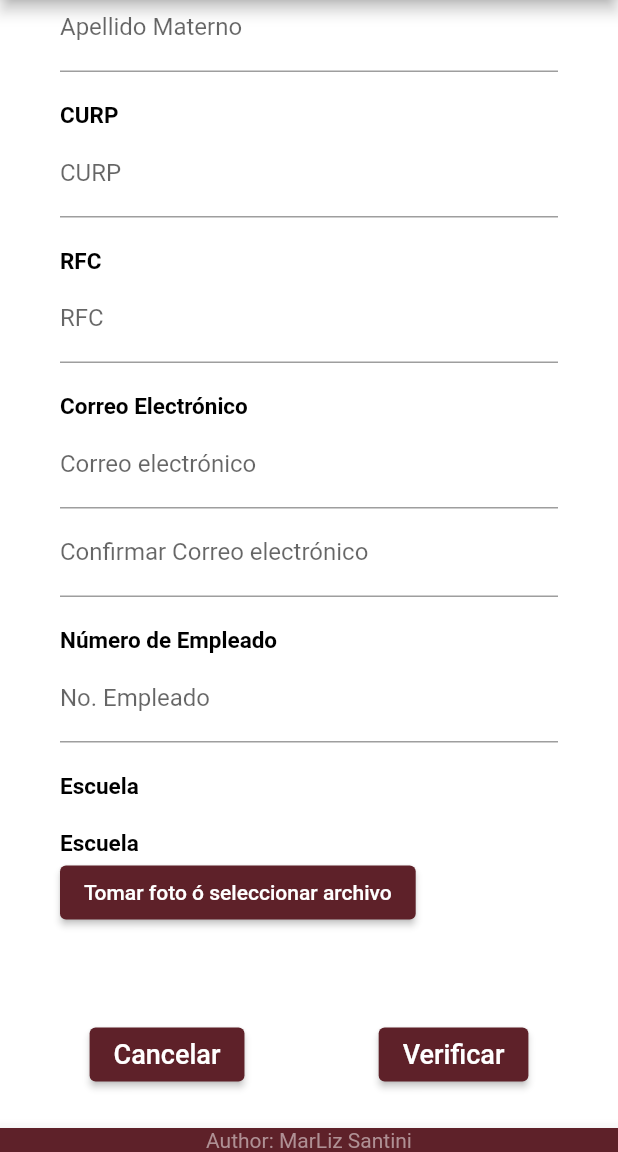
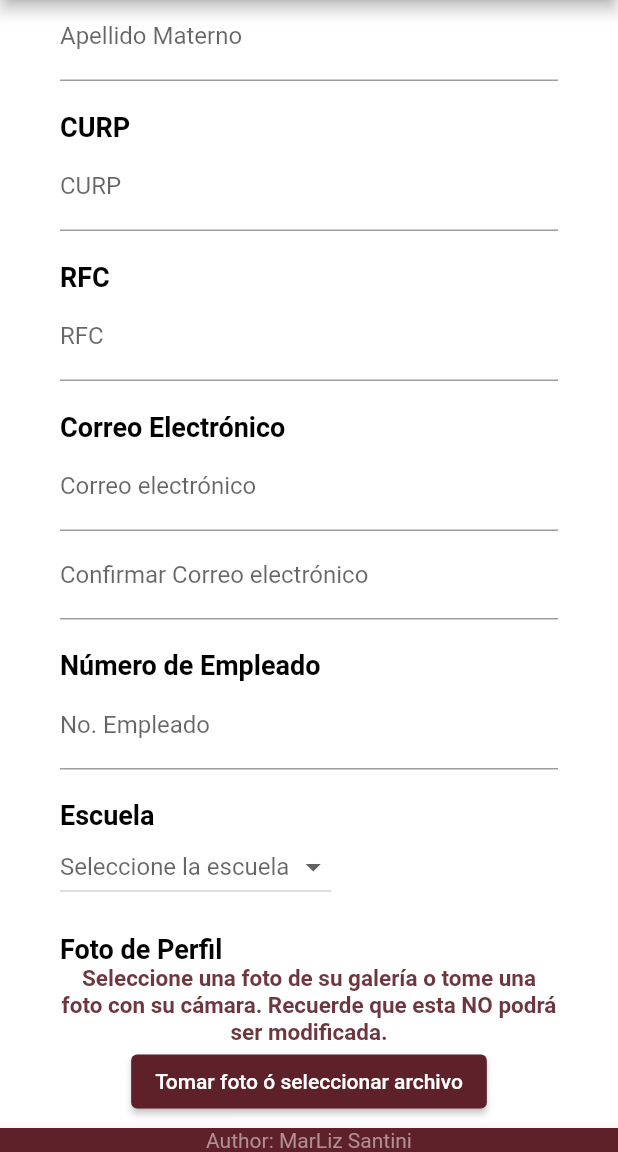
Before and after one commit to MarLiz-SanCam/proyecto_CIAAPD_IPN, a Flutter app: the SignUpScreen screen opened directly, scrolled down 504 dp, on a phone screen of 412 x 824 dp, the part 84-1236 px from its top. Run offline on Flutter 3.47's test engine with Material 2 defaults, Android fonts, the phone set to English and light mode, and no system bars; our stand-ins replace firebase_core, image_picker, permission_handler; accounts and stored records are empty.

Commit message:
Forms update Escuelas

```diff
--- a/lib/Pages/SingUpScreen.dart
+++ b/lib/Pages/SingUpScreen.dart
@@ -17,31 +17,62 @@ class SignUpScreen extends StatefulWidget{
 }
 class _SignUpScreen extends State<SignUpScreen>{
   //VARIABLES
-  File? credencial; //Archivo de la imagen de la credencial tomada o seleccionada
-  bool ThereIsCred = false;
+  File? ImgPerfil;
+  File? ImgQRCode;//Archivo de la imagen de la credencial tomada o seleccionada
+  bool ThereIsProfImg = false;
+  var _lista = ['ESIME', 'ESCOM', 'ESIQUE']; //TODO: agregar todos los nombres de las escuelas
+  String _vista = 'Seleccione la escuela ';
   // fin variables
+
+
   // FUNCIONES //
-  Future picWithCamera() async{
+  Future picWithCameraImgProfile() async{
     try{
       final image = await ImagePicker().pickImage(source: ImageSource.camera);
       if(image == null ) return;
       final imageTemp = File(image.path);
       setState(() {
-        this.credencial = imageTemp;
-        this.ThereIsCred = true;
+        this.ImgPerfil = imageTemp;
+        this.ThereIsProfImg = true;
       });
     } on PlatformException catch(e){
       print('Failed to pick image: $e');
     }
   }
-  Future selectFromGallery() async{
+  Future selectFromGalleryImgProfile() async{
     try{
       final image = await ImagePicker().pickImage(source: ImageSource.gallery);
       if(image == null ) return;
       final imageTemp = File(image.path);
       setState(() {
-        this.credencial = imageTemp;
-        this.ThereIsCred = true;
+        this.ImgPerfil = imageTemp;
+        this.ThereIsProfImg = true;
+      });
+    } on PlatformException catch(e){
+      print('Failed to pick image: $e');
+    }
+  }
+  Future picWithCameraQRcode() async{
+    try{
+      final image = await ImagePicker().pickImage(source: ImageSource.camera);
+      if(image == null ) return;
+      final imageTemp = File(image.path);
+      setState(() {
+        this.ImgQRCode = imageTemp;
+        this.ThereIsProfImg = true;
+      });
+    } on PlatformException catch(e){
+      print('Failed to pick image: $e');
+    }
+  }
+  Future selectFromGalleryQRcode() async{
+    try{
+      final image = await ImagePicker().pickImage(source: ImageSource.gallery);
+      if(image == null ) return;
+      final imageTemp = File(image.path);
+      setState(() {
+        this.ImgQRCode = imageTemp;
+        this.ThereIsProfImg = true;
       });
     } on PlatformException catch(e){
       print('Failed to pick image: $e');
@@ -116,7 +147,7 @@ class _SignUpScreen extends State<SignUpScreen>{
                           color: Colors.black,
                           fontFamily: 'Roboto',
                           fontWeight: FontWeight.w600,
-                          fontSize: 15.0,
+                          fontSize: 18.0,
                         ),
                       ),
                       TextFormField( //Todo validador del nombre
@@ -140,7 +171,7 @@ class _SignUpScreen extends State<SignUpScreen>{
                           color: Colors.black,
                           fontFamily: 'Roboto',
                           fontWeight: FontWeight.w600,
-                          fontSize: 15.0,
+                          fontSize: 18.0,
                         ),
                       ),
                       TextFormField( //Todo: Agregar TextEditingController
@@ -175,7 +206,7 @@ class _SignUpScreen extends State<SignUpScreen>{
                           color: Colors.black,
                           fontFamily: 'Roboto',
                           fontWeight: FontWeight.w600,
-                          fontSize: 15.0,
+                          fontSize: 18.0,
                         ),
                       ),
                       TextFormField( //Todo: Agregar TextEditingController
@@ -199,7 +230,7 @@ class _SignUpScreen extends State<SignUpScreen>{
                           color: Colors.black,
                           fontFamily: 'Roboto',
                           fontWeight: FontWeight.w600,
-                          fontSize: 15.0,
+                          fontSize: 18.0,
                         ),
                       ),
                       TextFormField( //Todo: Agregar TextEditingController
@@ -223,7 +254,7 @@ class _SignUpScreen extends State<SignUpScreen>{
                           color: Colors.black,
                           fontFamily: 'Roboto',
                           fontWeight: FontWeight.w600,
-                          fontSize: 15.0,
+                          fontSize: 18.0,
                         ),
                       ),
                       TextFormField( /*Todo validar que los campos de correo tengan lo mismo*/
@@ -258,7 +289,7 @@ class _SignUpScreen extends State<SignUpScreen>{
                           color: Colors.black,
                           fontFamily: 'Roboto',
                           fontWeight: FontWeight.w600,
-                          fontSize: 15.0,
+                          fontSize: 18.0,
                         ),
                       ),
                       TextFormField( //Todo: Agregar TextEditingController
@@ -282,24 +313,49 @@ class _SignUpScreen extends State<SignUpScreen>{
                           color: Colors.black,
                           fontFamily: 'Roboto',
                           fontWeight: FontWeight.w600,
-                          fontSize: 15.0,
+                          fontSize: 18.0,
                         ),
                       ),
-                      //Todo: Agregar seleccionador de escuela
+                      DropdownButton(
+                          items: _lista.map((String a){
+                            return DropdownMenuItem(
+                              value: a,
+                                child: Text(a) );
+                          }).toList(),
+                          onChanged: (_value) => {
+                            setState((){
+                              _vista = _value.toString();
+                            }
+                            )
+                          },
+                        hint: Text(_vista),
+                      ),
                       SizedBox(
                         height: 20,
                       ),
                       Text(
-                        "Escuela ",
+                        "Foto de Perfil ",
                         textAlign: TextAlign.left,
                         style: TextStyle(
                           color: Colors.black,
                           fontFamily: 'Roboto',
                           fontWeight: FontWeight.w600,
+                          fontSize: 18.0,
+                        ),
+                      ),
+                      Text(
+                        "Seleccione una foto de su galería o tome una foto con su cámara. Recuerde que esta NO podrá ser modificada. ",
+                        textAlign: TextAlign.center,
+                        style: TextStyle(
+                          color: ColorVino.vino[400],
+                          fontFamily: 'Roboto',
+                          fontWeight: FontWeight.w700,
                           fontSize: 15.0,
                         ),
                       ),
-                      ElevatedButton(
+                      Container(
+                        alignment: Alignment.center,
+                        child: ElevatedButton(
                           style: ButtonStyle(
                             backgroundColor: MaterialStateProperty.all<Color>(ColorVino.vino),
                           ),
@@ -318,7 +374,7 @@ class _SignUpScreen extends State<SignUpScreen>{
                                  * ubicación de forma manual */
                                       child: const Text('Tomar Fotografía con la cámara'),
                                       onPressed: (){
-                                      picWithCamera();
+                                        picWithCameraImgProfile();
                                         //llama a la función de tomar foto
                                         Navigator.pop(context);
                                       }
@@ -327,7 +383,7 @@ class _SignUpScreen extends State<SignUpScreen>{
                                     //Si se selecciona este botón, la aplicación se cerrará
                                     child: const Text('Seleccionar imagen de la galería'),
                                     onPressed: () {
-                                    selectFromGallery();
+                                      selectFromGalleryImgProfile();
                                       Navigator.pop(context);//llama a la función de seleccionar de la galería
                                     },
                                   ),
@@ -336,6 +392,65 @@ class _SignUpScreen extends State<SignUpScreen>{
                             );
                           },
                           child: const Text('Tomar foto ó seleccionar archivo'),
+                        ),
+                      ),
+                      SizedBox(
+                        height: 20,
+                      ),
+                      Text(
+                        "Foto de Perfil ",
+                        textAlign: TextAlign.left,
+                        style: TextStyle(
+                          color: Colors.black,
+                          fontFamily: 'Roboto',
+                          fontWeight: FontWeight.w600,
+                          fontSize: 18.0,
+                        ),
+                      ),
+                      Text(
+                        "Tome una foto del código QR que se encuentra al reverso de tu credencial. procure buena iluminación",
+                        textAlign: TextAlign.center,
+                        style: TextStyle(
+                          color: ColorVino.vino[400],
+                          fontFamily: 'Roboto',
+                          fontWeight: FontWeight.w700,
+                          fontSize: 15.0,
+                        ),
+                      ),
+                      Container(//TODO: reparar acciones de este botón
+                        alignment: Alignment.center,
+                        child: ElevatedButton(
+                          style: ButtonStyle(
+                            backgroundColor: MaterialStateProperty.all<Color>(ColorVino.vino),
+                          ),
+                          onPressed: () {
+                            showDialog(
+                              context: context,
+                              builder: (context) =>AlertDialog(
+                                // Abrir la cámara o la galería
+                                title: const Text('Tomar fotografía o seleccionar imagen.'),
+                                content: Text('Selecciona una opción.'),
+                                actions: <Widget>[
+                                  TextButton(
+                                      child: const Text('Tomar Fotografía con la cámara'),
+                                      onPressed: (){
+                                        picWithCameraImgProfile();
+                                        Navigator.pop(context);
+                                      }
+                                  ),
+                                  TextButton(
+                                    child: const Text('Seleccionar imagen de la galería'),
+                                    onPressed: () {
+                                      selectFromGalleryImgProfile();
+                                      Navigator.pop(context);//llama a la función de seleccionar de la galería
+                                    },
+                                  ),
+                                ],
+                              ),
+                            );
+                          },
+                          child: const Text('Tomar foto ó seleccionar archivo'),
+                        ),
                       ),
                     ],
                   ),
```
Also changed, not shown: lib/Pages/HomePage.dart (+0 -13 lines). Lines whose indentation alone changed are shown as unchanged.
